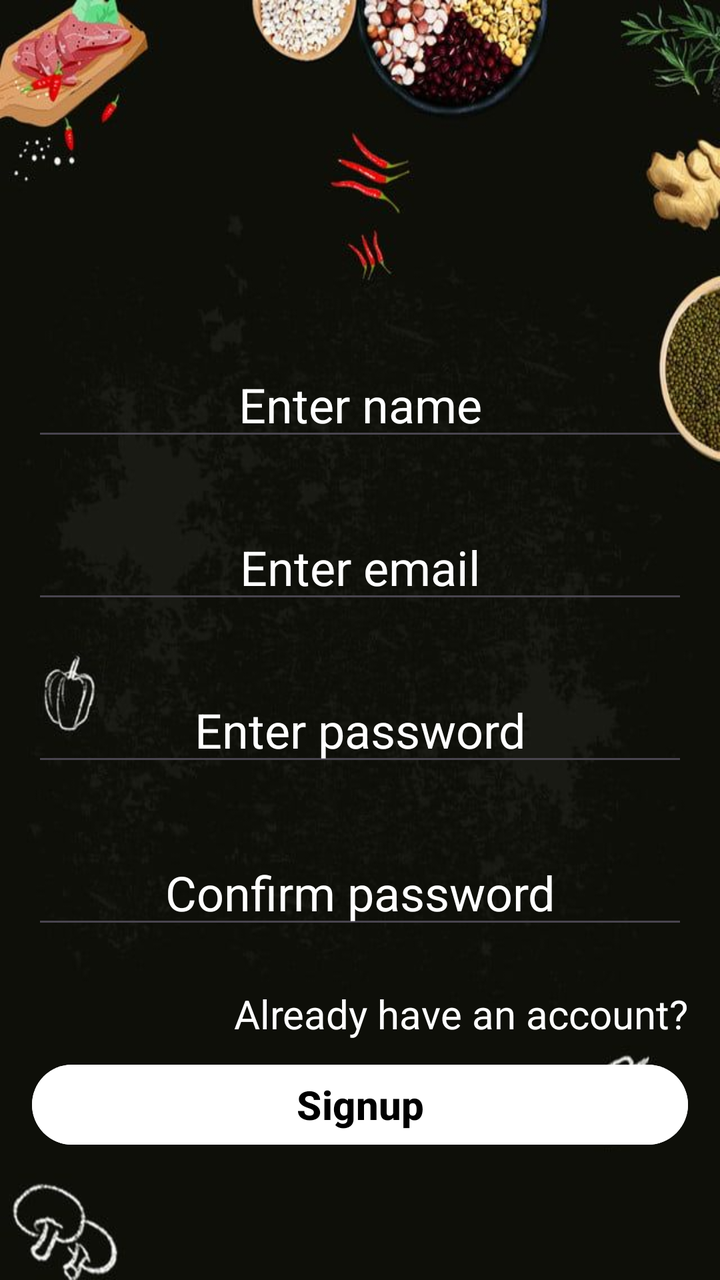
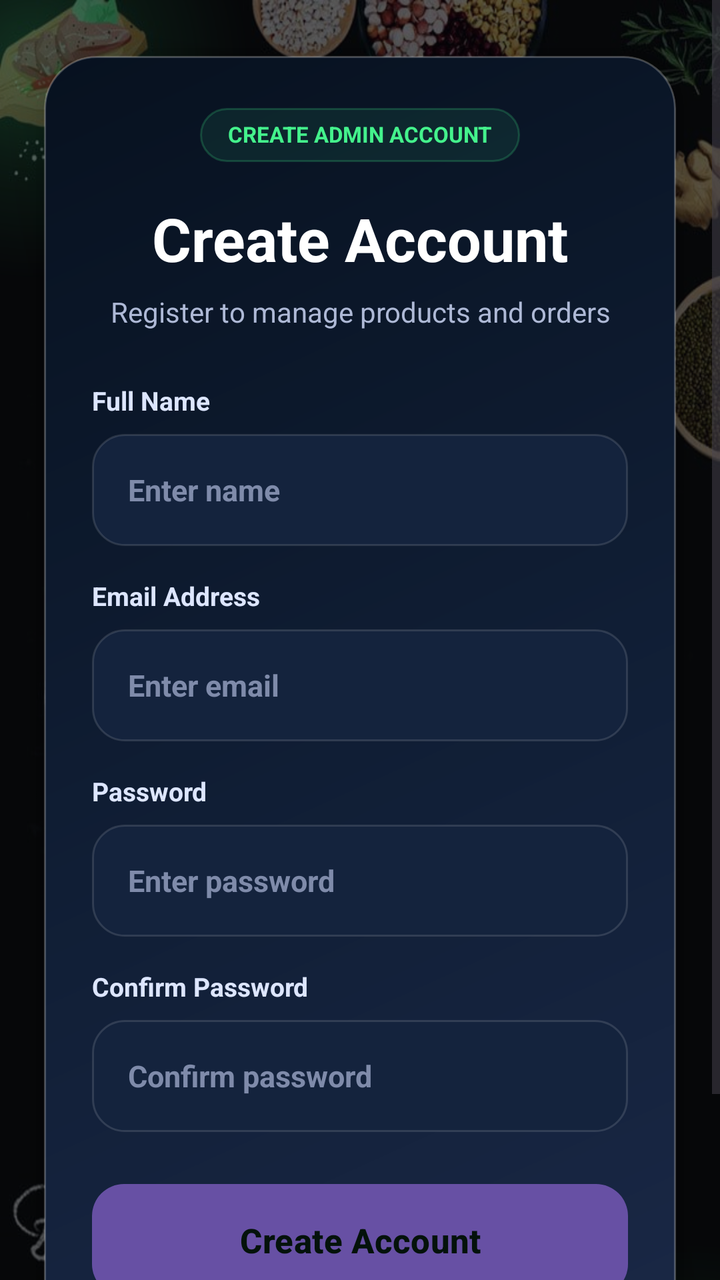

Two renders of the same Android screen: before a commit and after it. Below are the layout's source before the change and the commit's diff.
<!-- AndroidManifest.xml: application theme Theme.AdminBlinkit -->
<!-- res/layout/activity_signup.xml -->
<?xml version="1.0" encoding="utf-8"?>
<ScrollView xmlns:android="http://schemas.android.com/apk/res/android"
    xmlns:app="http://schemas.android.com/apk/res-auto"
    xmlns:tools="http://schemas.android.com/tools"
    android:layout_width="match_parent"
    android:layout_height="match_parent"
    android:background="@drawable/sig2"
    tools:context=".Authentication.Signup">

    <androidx.constraintlayout.widget.ConstraintLayout
        android:layout_width="match_parent"
        android:layout_height="wrap_content"
        android:orientation="vertical"
        android:layout_marginTop="160dp"
        android:padding="16dp">

        <EditText
            android:id="@+id/enname"
            android:layout_width="match_parent"
            android:layout_height="wrap_content"
            android:gravity="center"
            android:hint="Enter name"
            android:inputType="text"

            android:maxLength="10"
            android:textColorHint="@color/white"
            android:textSize="24sp"
            app:layout_constraintEnd_toEndOf="parent"
            app:layout_constraintStart_toStartOf="parent"
            app:layout_constraintTop_toTopOf="parent" />


        <EditText
            android:id="@+id/enemail"
            android:layout_width="match_parent"
            android:layout_height="wrap_content"
            android:layout_marginTop="32dp"
            android:gravity="center"
            android:hint="Enter email"
            android:inputType="textEmailAddress"
            android:textColorHint="@color/white"
            android:textSize="24sp"
            app:layout_constraintEnd_toEndOf="parent"
            app:layout_constraintStart_toStartOf="parent"
            app:layout_constraintTop_toBottomOf="@+id/enname" />

        <EditText
            android:id="@+id/enpass"
            android:layout_width="match_parent"
            android:layout_height="wrap_content"
            android:layout_marginTop="32dp"
            android:gravity="center"
            android:hint="Enter password"
            android:inputType="textPassword"
            android:textColorHint="@color/white"
            android:textSize="24sp"
            app:layout_constraintEnd_toEndOf="parent"
            app:layout_constraintStart_toStartOf="parent"
            app:layout_constraintTop_toBottomOf="@+id/enemail" />

        <EditText
            android:id="@+id/enconfirmpass"
            android:layout_width="match_parent"
            android:layout_height="wrap_content"
            android:layout_marginTop="32dp"
            android:gravity="center"
            android:hint="Confirm password"
            android:inputType="textPassword"
            android:textColorHint="@color/white"
            android:textSize="24sp"
            app:layout_constraintEnd_toEndOf="parent"
            app:layout_constraintStart_toStartOf="parent"
            app:layout_constraintTop_toBottomOf="@+id/enpass" />


        <TextView
            android:id="@+id/alreadyaccount"
            android:layout_width="wrap_content"
            android:layout_height="wrap_content"
            android:layout_marginTop="24dp"
            android:text="Already have an account?"
            android:textColor="@color/white"
            android:textSize="20sp"
            app:layout_constraintEnd_toEndOf="parent"
            app:layout_constraintHorizontal_bias="1.0"
            app:layout_constraintStart_toStartOf="parent"
            app:layout_constraintTop_toBottomOf="@+id/enconfirmpass" />

        <com.airbnb.lottie.LottieAnimationView
            android:id="@+id/admin"
            android:layout_width="match_parent"
            android:layout_height="500dp"
            android:layout_marginTop="24dp"
            android:contentDescription="Signup Animation"
            app:layout_constraintEnd_toEndOf="parent"
            app:layout_constraintHorizontal_bias="0.0"
            app:layout_constraintStart_toStartOf="parent"
            app:layout_constraintTop_toTopOf="parent"
            app:lottie_autoPlay="true"
            android:visibility="gone"
            app:lottie_loop="true"
            app:lottie_rawRes="@raw/load" />

        <Button
            android:id="@+id/Signup"
            android:layout_width="match_parent"
            android:layout_height="wrap_content"
            android:layout_marginTop="8dp"
            android:backgroundTint="@color/white"
            android:text="Signup"
            android:textColor="@color/black"
            android:textSize="20sp"
            android:textStyle="bold"
            app:layout_constraintEnd_toEndOf="parent"
            app:layout_constraintStart_toStartOf="parent"
            app:layout_constraintTop_toBottomOf="@+id/alreadyaccount" />

    </androidx.constraintlayout.widget.ConstraintLayout>
</ScrollView>
<!-- resources referenced by this layout -->
<resources>
  <color name="black">#FF000000</color>
  <color name="white">#FFFFFFFF</color>
  <!-- drawable sig2: jpg bitmap (drawable, 39166 bytes) -->
  <style name="Theme.AdminBlinkit" parent="Base.Theme.AdminBlinkit" />
  <style name="Base.Theme.AdminBlinkit" parent="Theme.Material3.DayNight.NoActionBar">
          
          <item name="itemIconTint">@null</item>
          <item name="itemTextColor">@null</item>
      </style>
</resources>

<!-- the commit's change to res/layout/activity_signup.xml (unified diff, before → after) -->
@@ -1,119 +1,279 @@
 <?xml version="1.0" encoding="utf-8"?>
-<ScrollView xmlns:android="http://schemas.android.com/apk/res/android"
+<ScrollView
+    xmlns:android="http://schemas.android.com/apk/res/android"
     xmlns:app="http://schemas.android.com/apk/res-auto"
     xmlns:tools="http://schemas.android.com/tools"
     android:layout_width="match_parent"
     android:layout_height="match_parent"
     android:background="@drawable/sig2"
+    android:fillViewport="true"
+    android:overScrollMode="never"
     tools:context=".Authentication.Signup">
 
     <androidx.constraintlayout.widget.ConstraintLayout
         android:layout_width="match_parent"
-        android:layout_height="wrap_content"
-        android:orientation="vertical"
-        android:layout_marginTop="160dp"
-        android:padding="16dp">
-
-        <EditText
-            android:id="@+id/enname"
-            android:layout_width="match_parent"
-            android:layout_height="wrap_content"
-            android:gravity="center"
-            android:hint="Enter name"
-            android:inputType="text"
-
-            android:maxLength="10"
-            android:textColorHint="@color/white"
-            android:textSize="24sp"
+        android:layout_height="wrap_content">
+
+        
+        <View
+            android:id="@+id/overlay"
+            android:layout_width="0dp"
+            android:layout_height="0dp"
+            android:background="#A602040A"
+            app:layout_constraintBottom_toBottomOf="parent"
             app:layout_constraintEnd_toEndOf="parent"
             app:layout_constraintStart_toStartOf="parent"
             app:layout_constraintTop_toTopOf="parent" />
 
-
-        <EditText
-            android:id="@+id/enemail"
-            android:layout_width="match_parent"
-            android:layout_height="wrap_content"
-            android:layout_marginTop="32dp"
-            android:gravity="center"
-            android:hint="Enter email"
-            android:inputType="textEmailAddress"
-            android:textColorHint="@color/white"
-            android:textSize="24sp"
-            app:layout_constraintEnd_toEndOf="parent"
-            app:layout_constraintStart_toStartOf="parent"
-            app:layout_constraintTop_toBottomOf="@+id/enname" />
-
-        <EditText
-            android:id="@+id/enpass"
-            android:layout_width="match_parent"
-            android:layout_height="wrap_content"
-            android:layout_marginTop="32dp"
-            android:gravity="center"
-            android:hint="Enter password"
-            android:inputType="textPassword"
-            android:textColorHint="@color/white"
-            android:textSize="24sp"
-            app:layout_constraintEnd_toEndOf="parent"
-            app:layout_constraintStart_toStartOf="parent"
-            app:layout_constraintTop_toBottomOf="@+id/enemail" />
-
-        <EditText
-            android:id="@+id/enconfirmpass"
-            android:layout_width="match_parent"
-            android:layout_height="wrap_content"
-            android:layout_marginTop="32dp"
-            android:gravity="center"
-            android:hint="Confirm password"
-            android:inputType="textPassword"
-            android:textColorHint="@color/white"
-            android:textSize="24sp"
-            app:layout_constraintEnd_toEndOf="parent"
-            app:layout_constraintStart_toStartOf="parent"
-            app:layout_constraintTop_toBottomOf="@+id/enpass" />
-
-
-        <TextView
-            android:id="@+id/alreadyaccount"
-            android:layout_width="wrap_content"
-            android:layout_height="wrap_content"
-            android:layout_marginTop="24dp"
-            android:text="Already have an account?"
-            android:textColor="@color/white"
-            android:textSize="20sp"
-            app:layout_constraintEnd_toEndOf="parent"
-            app:layout_constraintHorizontal_bias="1.0"
-            app:layout_constraintStart_toStartOf="parent"
-            app:layout_constraintTop_toBottomOf="@+id/enconfirmpass" />
-
+        
+        <View
+            android:id="@+id/topGlow"
+            android:layout_width="220dp"
+            android:layout_height="220dp"
+            android:layout_marginStart="-95dp"
+            android:layout_marginTop="-80dp"
+            android:alpha="0.55"
+            android:background="@drawable/bg_soft_glow"
+            app:layout_constraintStart_toStartOf="parent"
+            app:layout_constraintTop_toTopOf="parent" />
+
+            
+        <View
+            android:id="@+id/bottomGlow"
+            android:layout_width="230dp"
+            android:layout_height="230dp"
+            android:layout_marginEnd="-100dp"
+            android:layout_marginBottom="-95dp"
+            android:alpha="0.45"
+            android:background="@drawable/bg_soft_glow"
+            app:layout_constraintBottom_toBottomOf="parent"
+            app:layout_constraintEnd_toEndOf="parent" />
+
+        
         <com.airbnb.lottie.LottieAnimationView
             android:id="@+id/admin"
-            android:layout_width="match_parent"
-            android:layout_height="500dp"
-            android:layout_marginTop="24dp"
-            android:contentDescription="Signup Animation"
+            android:layout_width="260dp"
+            android:layout_height="260dp"
+            android:contentDescription="Signup Loading Animation"
+            android:visibility="gone"
+            app:layout_constraintBottom_toBottomOf="parent"
             app:layout_constraintEnd_toEndOf="parent"
-            app:layout_constraintHorizontal_bias="0.0"
             app:layout_constraintStart_toStartOf="parent"
             app:layout_constraintTop_toTopOf="parent"
             app:lottie_autoPlay="true"
-            android:visibility="gone"
             app:lottie_loop="true"
             app:lottie_rawRes="@raw/load" />
 
-        <Button
-            android:id="@+id/Signup"
-            android:layout_width="match_parent"
+        
+        <com.google.android.material.card.MaterialCardView
+            android:id="@+id/signupCard"
+            android:layout_width="0dp"
             android:layout_height="wrap_content"
-            android:layout_marginTop="8dp"
-            android:backgroundTint="@color/white"
-            android:text="Signup"
-            android:textColor="@color/black"
-            android:textSize="20sp"
-            android:textStyle="bold"
+            android:layout_marginStart="22dp"
+            android:layout_marginEnd="22dp"
+            android:layout_marginTop="28dp"
+            android:layout_marginBottom="28dp"
+            app:cardBackgroundColor="@android:color/transparent"
+            app:cardCornerRadius="26dp"
+            app:cardElevation="14dp"
+            app:strokeColor="#22FFFFFF"
+            app:strokeWidth="1dp"
+            app:layout_constraintBottom_toBottomOf="parent"
             app:layout_constraintEnd_toEndOf="parent"
             app:layout_constraintStart_toStartOf="parent"
-            app:layout_constraintTop_toBottomOf="@+id/alreadyaccount" />
+            app:layout_constraintTop_toTopOf="parent">
+
+            <LinearLayout
+                android:layout_width="match_parent"
+                android:layout_height="wrap_content"
+                android:background="@drawable/bg_login_card_premium"
+                android:orientation="vertical"
+                android:paddingStart="24dp"
+                android:paddingTop="26dp"
+                android:paddingEnd="24dp"
+                android:paddingBottom="24dp">
+
+                
+                <TextView
+                    android:id="@+id/adminTag"
+                    android:layout_width="wrap_content"
+                    android:layout_height="wrap_content"
+                    android:layout_gravity="center_horizontal"
+                    android:background="@drawable/bg_auth_tag"
+                    android:includeFontPadding="false"
+                    android:paddingHorizontal="14dp"
+                    android:paddingVertical="7dp"
+                    android:text="CREATE ADMIN ACCOUNT"
+                    android:textColor="#44F28C"
+                    android:textSize="11sp"
+                    android:textStyle="bold" />
+
+                
+                <TextView
+                    android:id="@+id/titleSignup"
+                    android:layout_width="match_parent"
+                    android:layout_height="wrap_content"
+                    android:layout_marginTop="18dp"
+                    android:text="Create Account"
+                    android:textAlignment="center"
+                    android:textColor="@android:color/white"
+                    android:textSize="30sp"
+                    android:textStyle="bold" />
+
+                <TextView
+                    android:id="@+id/subtitleSignup"
+                    android:layout_width="match_parent"
+                    android:layout_height="wrap_content"
+                    android:layout_marginTop="7dp"
+                    android:text="Register to manage products and orders"
+                    android:textAlignment="center"
+                    android:textColor="#AEB9D6"
+                    android:textSize="14sp" />
+
+                
+                <TextView
+                    android:layout_width="match_parent"
+                    android:layout_height="wrap_content"
+                    android:layout_marginTop="26dp"
+                    android:text="Full Name"
+                    android:textColor="#DDE6FF"
+                    android:textSize="13sp"
+                    android:textStyle="bold" />
+
+                
+                <EditText
+                    android:id="@+id/enname"
+                    android:layout_width="match_parent"
+                    android:layout_height="56dp"
+                    android:layout_marginTop="8dp"
+                    android:background="@drawable/bg_input_field_premium"
+                    android:gravity="center_vertical"
+                    android:hint="Enter name"
+                    android:inputType="textPersonName"
+                    android:maxLength="20"
+                    android:paddingStart="18dp"
+                    android:paddingEnd="18dp"
+                    android:singleLine="true"
+                    android:textColor="@android:color/white"
+                    android:textColorHint="#7F8BAA"
+                    android:textSize="15sp"
+                    android:textStyle="bold" />
+
+                
+                <TextView
+                    android:layout_width="match_parent"
+                    android:layout_height="wrap_content"
+                    android:layout_marginTop="16dp"
+                    android:text="Email Address"
+                    android:textColor="#DDE6FF"
+                    android:textSize="13sp"
+                    android:textStyle="bold" />
+
+                
+                <EditText
+                    android:id="@+id/enemail"
+                    android:layout_width="match_parent"
+                    android:layout_height="56dp"
+                    android:layout_marginTop="8dp"
+                    android:background="@drawable/bg_input_field_premium"
+                    android:gravity="center_vertical"
+                    android:hint="Enter email"
+                    android:inputType="textEmailAddress"
+                    android:paddingStart="18dp"
+                    android:paddingEnd="18dp"
+                    android:singleLine="true"
+                    android:textColor="@android:color/white"
+                    android:textColorHint="#7F8BAA"
+                    android:textSize="15sp"
+                    android:textStyle="bold" />
+
+                
+                <TextView
+                    android:layout_width="match_parent"
+                    android:layout_height="wrap_content"
+                    android:layout_marginTop="16dp"
+                    android:text="Password"
+                    android:textColor="#DDE6FF"
+                    android:textSize="13sp"
+                    android:textStyle="bold" />
+
+                
+                <EditText
+                    android:id="@+id/enpass"
+                    android:layout_width="match_parent"
+                    android:layout_height="56dp"
+                    android:layout_marginTop="8dp"
+                    android:background="@drawable/bg_input_field_premium"
+                    android:gravity="center_vertical"
+                    android:hint="Enter password"
+                    android:inputType="textPassword"
+                    android:paddingStart="18dp"
+                    android:paddingEnd="18dp"
+                    android:singleLine="true"
+                    android:textColor="@android:color/white"
+                    android:textColorHint="#7F8BAA"
+                    android:textSize="15sp"
+                    android:textStyle="bold" />
+
+                
+                <TextView
+                    android:layout_width="match_parent"
+                    android:layout_height="wrap_content"
+                    android:layout_marginTop="16dp"
+                    android:text="Confirm Password"
+                    android:textColor="#DDE6FF"
+                    android:textSize="13sp"
+                    android:textStyle="bold" />
+
+                
+                <EditText
+                    android:id="@+id/enconfirmpass"
+                    android:layout_width="match_parent"
+                    android:layout_height="56dp"
+                    android:layout_marginTop="8dp"
+                    android:background="@drawable/bg_input_field_premium"
+                    android:gravity="center_vertical"
+                    android:hint="Confirm password"
+                    android:inputType="textPassword"
+                    android:paddingStart="18dp"
+                    android:paddingEnd="18dp"
+                    android:singleLine="true"
+                    android:textColor="@android:color/white"
+                    android:textColorHint="#7F8BAA"
+                    android:textSize="15sp"
+                    android:textStyle="bold" />
+
+                
+                <Button
+                    android:id="@+id/Signup"
+                    android:layout_width="match_parent"
+                    android:layout_height="56dp"
+                    android:layout_marginTop="26dp"
+                    android:background="@drawable/bg_signin_button_premium"
+                    android:elevation="6dp"
+                    android:text="Create Account"
+                    android:textAllCaps="false"
+                    android:textColor="#04120B"
+                    android:textSize="17sp"
+                    android:textStyle="bold" />
+
+                
+                <TextView
+                    android:id="@+id/alreadyaccount"
+                    android:layout_width="match_parent"
+                    android:layout_height="wrap_content"
+                    android:layout_marginTop="22dp"
+                    android:gravity="center"
+                    android:padding="4dp"
+                    android:text="Already have an account? Sign In"
+                    android:textColor="#DDE6FF"
+                    android:textSize="14sp"
+                    android:textStyle="bold" />
+
+            </LinearLayout>
+
+        </com.google.android.material.card.MaterialCardView>
 
     </androidx.constraintlayout.widget.ConstraintLayout>
+
 </ScrollView>
<!-- resource entries referenced after the edit -->
@@ -1,7 +1,98 @@
 <!-- resources referenced by this layout -->
 <resources>
-  <color name="black">#FF000000</color>
-  <color name="white">#FFFFFFFF</color>
+  <!-- drawable bg_auth_tag (drawable) -->
+  <?xml version="1.0" encoding="utf-8"?>
+  <shape xmlns:android="http://schemas.android.com/apk/res/android">
+  
+      <solid android:color="#1544F28C" />
+  
+      <corners android:radius="50dp" />
+  
+      <stroke
+          android:width="1dp"
+          android:color="#3344F28C" />
+  
+  </shape>
+  <!-- drawable bg_input_field_premium (drawable) -->
+  <?xml version="1.0" encoding="utf-8"?>
+  <selector xmlns:android="http://schemas.android.com/apk/res/android">
+  
+      <item android:state_focused="true">
+          <shape>
+              <solid android:color="#1D2F4F" />
+              <corners android:radius="16dp" />
+              <stroke
+                  android:width="1.5dp"
+                  android:color="#44F28C" />
+          </shape>
+      </item>
+  
+      <item>
+          <shape>
+              <solid android:color="#14233D" />
+              <corners android:radius="16dp" />
+              <stroke
+                  android:width="1dp"
+                  android:color="#20FFFFFF" />
+          </shape>
+      </item>
+  
+  </selector>
+  <!-- drawable bg_login_card_premium (drawable) -->
+  <?xml version="1.0" encoding="utf-8"?>
+  <shape xmlns:android="http://schemas.android.com/apk/res/android">
+  
+      <gradient
+          android:angle="135"
+          android:startColor="#1B2948"
+          android:centerColor="#101E35"
+          android:endColor="#07111F" />
+  
+      <corners android:radius="26dp" />
+  
+      <stroke
+          android:width="1dp"
+          android:color="#22FFFFFF" />
+  
+  </shape>
+  <!-- drawable bg_signin_button_premium (drawable) -->
+  <?xml version="1.0" encoding="utf-8"?>
+  <selector xmlns:android="http://schemas.android.com/apk/res/android">
+  
+      <item android:state_pressed="true">
+          <shape>
+              <gradient
+                  android:angle="0"
+                  android:startColor="#2BD977"
+                  android:endColor="#18B864" />
+              <corners android:radius="16dp" />
+          </shape>
+      </item>
+  
+      <item>
+          <shape>
+              <gradient
+                  android:angle="0"
+                  android:startColor="#44F28C"
+                  android:endColor="#25D366" />
+              <corners android:radius="16dp" />
+          </shape>
+      </item>
+  
+  </selector>
+  <!-- drawable bg_soft_glow (drawable) -->
+  <?xml version="1.0" encoding="utf-8"?>
+  <shape xmlns:android="http://schemas.android.com/apk/res/android"
+      android:shape="oval">
+  
+      <gradient
+          android:type="radial"
+          android:gradientRadius="110dp"
+          android:startColor="#5544F28C"
+          android:centerColor="#2244F28C"
+          android:endColor="#0044F28C" />
+  
+  </shape>
   <!-- drawable sig2: jpg bitmap (drawable, 39166 bytes) -->
   <style name="Theme.AdminBlinkit" parent="Base.Theme.AdminBlinkit" />
   <style name="Base.Theme.AdminBlinkit" parent="Theme.Material3.DayNight.NoActionBar">
